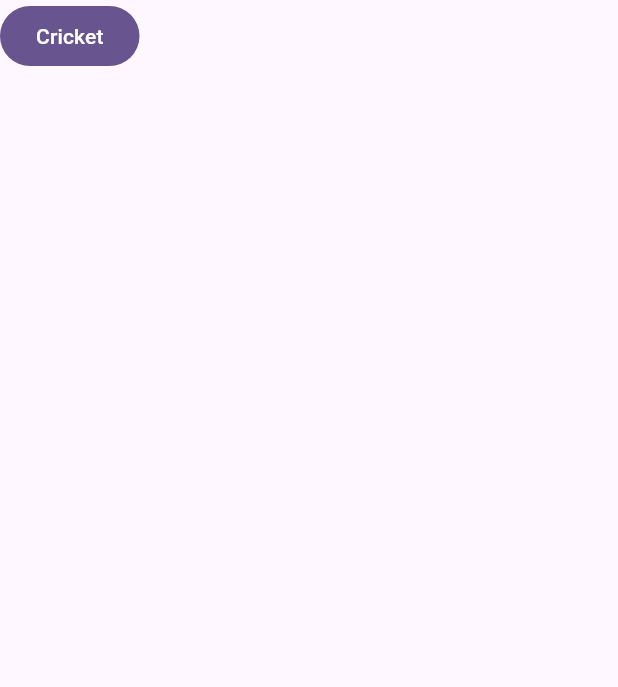
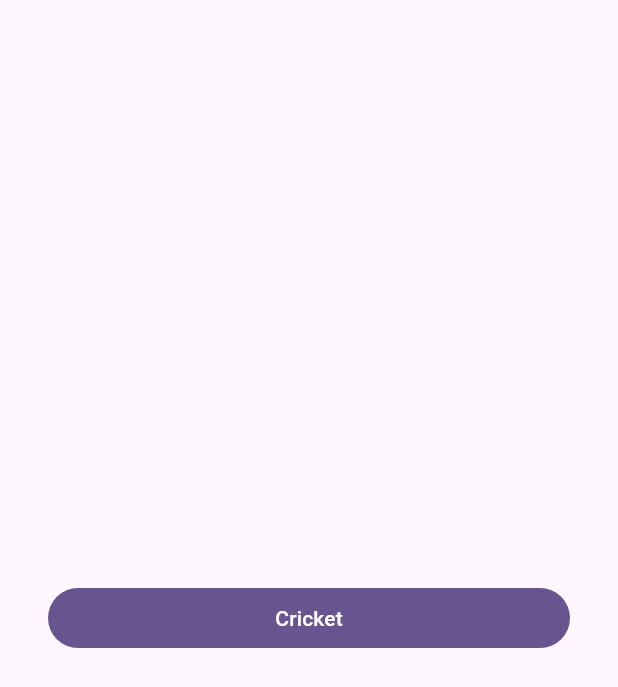
Before and after one commit to Emii27/dart_scorer, a Flutter app: the screen it shows after launch, on a phone screen of 412 x 824 dp. Shown: the top 687 px of the screen. Run offline on Flutter 3.47's test engine with Material 3 defaults, Android fonts, the phone set to English and light mode, and no system bars; our stand-ins replace flutter_riverpod, go_router.

Commit message:
setup menu

```diff
--- a/lib/router.dart
+++ b/lib/router.dart
@@ -10,12 +10,14 @@ final router = GoRouter(
       builder: (BuildContext context, GoRouterState state) {
         return HomeView();
       },
-    ),
-    GoRoute(
-      path: '/cricket',
-      builder: (BuildContext context, GoRouterState state) {
-        return CricketView();
-      },
+      routes: [
+        GoRoute(
+          path: '/cricket',
+          builder: (BuildContext context, GoRouterState state) {
+            return CricketView();
+          },
+        ),
+      ],
     ),
   ],
 );
--- a/lib/views/cricket_view.dart
+++ b/lib/views/cricket_view.dart
@@ -9,7 +9,7 @@ class CricketView extends ConsumerWidget {
   @override
   Widget build(BuildContext context, WidgetRef ref) {
     return Scaffold(
-      appBar: AppBar(),
+      appBar: AppBar(title: Text('prout'),),
       body: Scorer(gameConfig: GameConfig.cricket),
     );
   }
--- a/lib/views/home_view.dart
+++ b/lib/views/home_view.dart
@@ -1,4 +1,6 @@
+import 'package:dart_scorer/utils/space_utils.dart';
 import 'package:flutter/material.dart';
+import 'package:go_router/go_router.dart';
 
 class HomeView extends StatelessWidget {
   const HomeView({super.key});
@@ -6,9 +8,15 @@ class HomeView extends StatelessWidget {
   @override
   Widget build(BuildContext context) {
     return Scaffold(
-      body: Column(
-        children: [FilledButton(onPressed: () {
-        }, child: Text('Cricket'))],
+      body: Padding(
+        padding: const EdgeInsets.all(SpaceUtils.space400),
+        child: Column(
+          mainAxisAlignment: MainAxisAlignment.center,
+          crossAxisAlignment: CrossAxisAlignment.stretch,
+          children: [FilledButton(onPressed: () {
+            context.go('/cricket');
+          }, child: Text('Cricket'))],
+        ),
       ),
     );
   }
```
